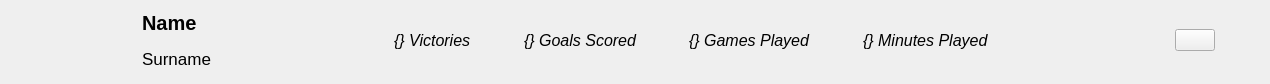
First picture: the form in babyfut_master/ui/playerlist.ui, repository eharquin/babyfut, before the edit.
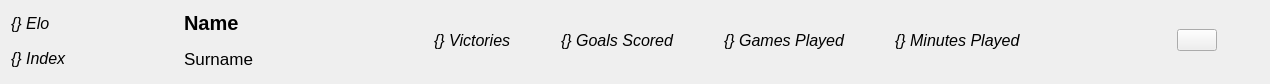
Second picture: the form after the edit. Icons and pictures are not drawn.

Commit message: Add ratio Index

Diff of the .ui file:
```diff
--- a/babyfut_master/ui/playerlist.ui
+++ b/babyfut_master/ui/playerlist.ui
@@ -23,6 +23,36 @@
    <property name="rightMargin">
     <number>9</number>
    </property>
+   <item>
+    <layout class="QVBoxLayout" name="verticalLayout_3">
+     <item>
+      <widget class="QLabel" name="lblElo">
+       <property name="font">
+        <font>
+         <pointsize>12</pointsize>
+         <italic>true</italic>
+        </font>
+       </property>
+       <property name="text">
+        <string comment="Form">{} Elo </string>
+       </property>
+      </widget>
+     </item>
+     <item>
+      <widget class="QLabel" name="lblRatio">
+       <property name="font">
+        <font>
+         <pointsize>12</pointsize>
+         <italic>true</italic>
+        </font>
+       </property>
+       <property name="text">
+        <string comment="Form">{} Index</string>
+       </property>
+      </widget>
+     </item>
+    </layout>
+   </item>
    <item>
     <spacer name="horizontalSpacer">
      <property name="orientation">
@@ -33,7 +63,7 @@
      </property>
      <property name="sizeHint" stdset="0">
       <size>
-       <width>40</width>
+       <width>20</width>
        <height>20</height>
       </size>
      </property>
@@ -233,7 +263,7 @@
      </property>
      <property name="sizeHint" stdset="0">
       <size>
-       <width>180</width>
+       <width>150</width>
        <height>20</height>
       </size>
      </property>
```
Left out of the diff: 2 changed lines with no effect on the pictures. The commit also changes 3 other files.
